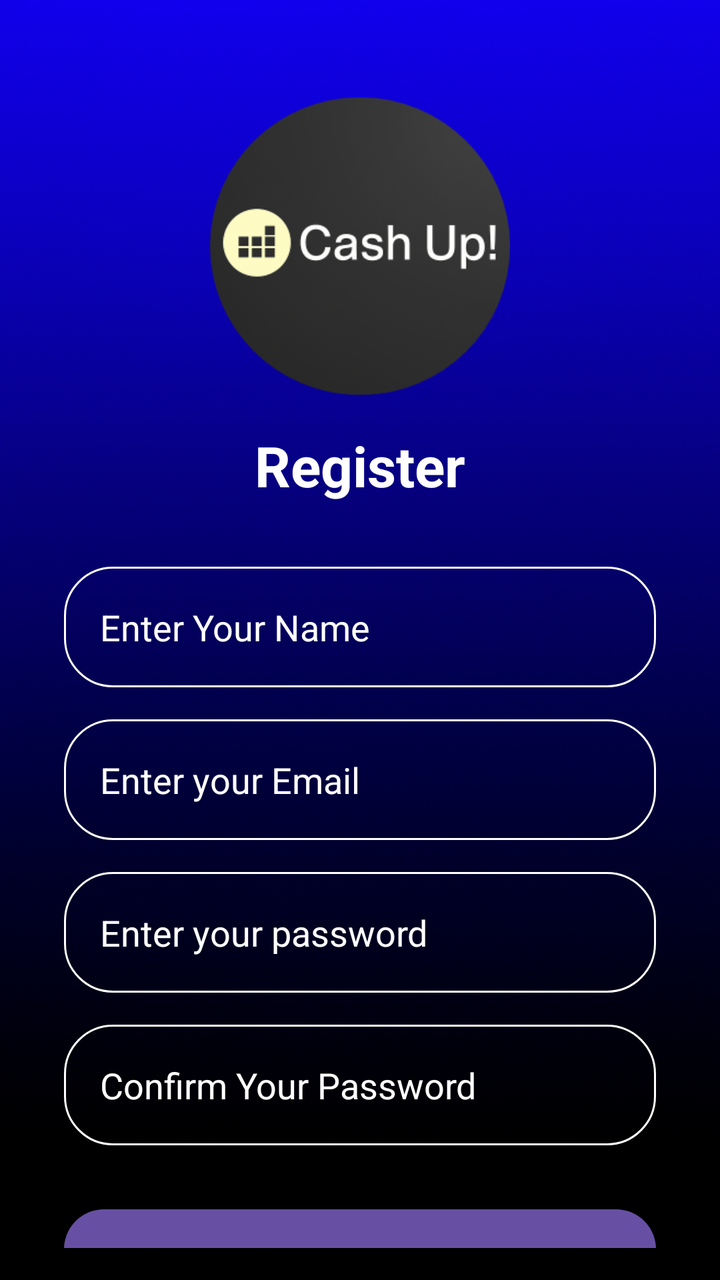
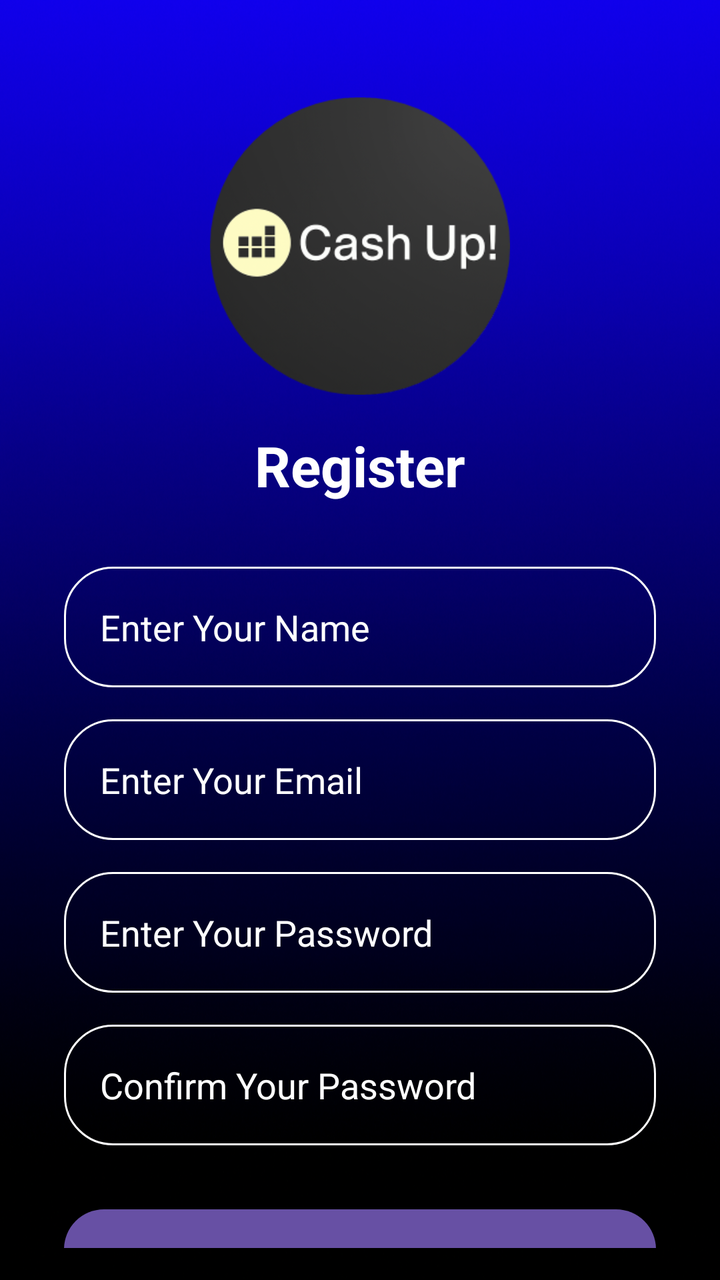

An Android layout rendered at two revisions. The XML below is the earlier revision; the diff shows what the commit changed to produce the second picture.
<!-- AndroidManifest.xml: application theme Theme.CashUp -->
<!-- res/layout/activity_register.xml -->
<?xml version="1.0" encoding="utf-8"?>
<androidx.constraintlayout.widget.ConstraintLayout xmlns:android="http://schemas.android.com/apk/res/android"
    xmlns:app="http://schemas.android.com/apk/res-auto"
    xmlns:tools="http://schemas.android.com/tools"
    android:layout_width="match_parent"
    android:layout_height="match_parent"
    android:background="@drawable/background"
    android:padding="16dp">

    
    <ImageView
        android:id="@+id/imageView3"
        android:layout_width="150dp"
        android:layout_height="150dp"
        android:layout_marginTop="32dp"
        app:layout_constraintEnd_toEndOf="parent"
        app:layout_constraintStart_toStartOf="parent"
        app:layout_constraintTop_toTopOf="parent"
        app:srcCompat="@drawable/logo" />

    
    <TextView
        android:id="@+id/textView"
        android:layout_width="wrap_content"
        android:layout_height="wrap_content"
        android:layout_marginTop="16dp"
        android:text="Register"
        android:textColor="@color/white"
        android:textSize="28sp"
        android:textStyle="bold"
        app:layout_constraintEnd_toEndOf="parent"
        app:layout_constraintStart_toStartOf="parent"
        app:layout_constraintTop_toBottomOf="@+id/imageView3" />

    
    <EditText
        android:id="@+id/name_input"
        android:layout_width="0dp"
        android:layout_height="wrap_content"
        android:layout_marginStart="16dp"
        android:layout_marginTop="32dp"
        android:layout_marginEnd="16dp"
        android:background="@drawable/rounded_corner"
        android:ems="10"
        android:hint="Enter Your Name"
        android:inputType="textPersonName"
        android:padding="18dp"
        android:textColor="@color/white"
        android:textColorHint="@color/white"
        android:textSize="18sp"
        app:layout_constraintEnd_toEndOf="parent"
        app:layout_constraintStart_toStartOf="parent"
        app:layout_constraintTop_toBottomOf="@id/textView" />

    
    <EditText
        android:id="@+id/email_input"
        android:layout_width="0dp"
        android:layout_height="wrap_content"
        android:layout_marginStart="16dp"
        android:layout_marginTop="16dp"
        android:layout_marginEnd="16dp"
        android:background="@drawable/rounded_corner"
        android:ems="10"
        android:hint="Enter your Email"
        android:inputType="textEmailAddress"
        android:padding="18dp"
        android:textColor="@color/white"
        android:textColorHint="@color/white"
        android:textSize="18sp"
        app:layout_constraintEnd_toEndOf="parent"
        app:layout_constraintStart_toStartOf="parent"
        app:layout_constraintTop_toBottomOf="@id/name_input" />

    
    <EditText
        android:id="@+id/password_input"
        android:layout_width="0dp"
        android:layout_height="wrap_content"
        android:layout_marginStart="16dp"
        android:layout_marginTop="16dp"
        android:layout_marginEnd="16dp"
        android:background="@drawable/rounded_corner"
        android:ems="10"
        android:hint="Enter your password"
        android:inputType="textPassword"
        android:padding="18dp"
        android:textColor="@color/white"
        android:textColorHint="@color/white"
        android:textSize="18sp"
        app:layout_constraintEnd_toEndOf="parent"
        app:layout_constraintStart_toStartOf="parent"
        app:layout_constraintTop_toBottomOf="@id/email_input" />


    
    <EditText
        android:id="@+id/confirm_password_input"
        android:layout_width="0dp"
        android:layout_height="wrap_content"
        android:layout_marginStart="16dp"
        android:layout_marginTop="16dp"
        android:layout_marginEnd="16dp"
        android:background="@drawable/rounded_corner"
        android:ems="10"
        android:hint="Confirm Your Password"
        android:inputType="textPassword"
        android:padding="18dp"
        android:textColor="@color/white"
        android:textColorHint="@color/white"
        android:textSize="18sp"
        app:layout_constraintEnd_toEndOf="parent"
        app:layout_constraintStart_toStartOf="parent"
        app:layout_constraintTop_toBottomOf="@id/password_input" />


    
    <Button
        android:id="@+id/register_button"
        android:layout_width="0dp"
        android:layout_height="wrap_content"
        android:layout_marginStart="16dp"
        android:layout_marginTop="32dp"
        android:layout_marginEnd="16dp"
        android:background="@drawable/rounded_button_blue"
        android:padding="18dp"
        android:text="Register"
        android:textColor="@color/white"
        android:textSize="18sp"
        app:layout_constraintEnd_toEndOf="parent"
        app:layout_constraintStart_toStartOf="parent"
        app:layout_constraintTop_toBottomOf="@+id/confirm_password_input" />


</androidx.constraintlayout.widget.ConstraintLayout>
<!-- resources referenced by this layout -->
<resources>
  <color name="white">#FFFFFFFF</color>
  <!-- drawable background: png bitmap (drawable, 768113 bytes) -->
  <!-- drawable logo: png bitmap (drawable, 45128 bytes) -->
  <!-- drawable rounded_button_blue (drawable) -->
  <?xml version="1.0" encoding="utf-8"?>
  <shape xmlns:android="http://schemas.android.com/apk/res/android"
      android:shape="rectangle">
      <solid android:color="#2196F3" /> 
      <corners android:radius="20dp" />
  </shape>
  <!-- drawable rounded_corner (drawable) -->
  <?xml version="1.0" encoding="utf-8"?>
  <shape xmlns:android="http://schemas.android.com/apk/res/android"
      android:shape="rectangle"
      >
  <corners
          android:radius="24dp"/>
      <stroke
          android:width="1dp"
              android:color="@color/white" />
  </shape>
  <style name="Theme.CashUp" parent="Base.Theme.CashUp" />
  <style name="Base.Theme.CashUp" parent="Theme.Material3.DayNight.NoActionBar">
          
          
      </style>
</resources>

<!-- the commit's change to res/layout/activity_register.xml (unified diff, before → after) -->
@@ -34,7 +34,7 @@
 
     
     <EditText
-        android:id="@+id/name_input"
+        android:id="@+id/streaknum"
         android:layout_width="0dp"
         android:layout_height="wrap_content"
         android:layout_marginStart="16dp"
@@ -62,7 +62,7 @@
         android:layout_marginEnd="16dp"
         android:background="@drawable/rounded_corner"
         android:ems="10"
-        android:hint="Enter your Email"
+        android:hint="Enter Your Email"
         android:inputType="textEmailAddress"
         android:padding="18dp"
         android:textColor="@color/white"
@@ -70,7 +70,7 @@
         android:textSize="18sp"
         app:layout_constraintEnd_toEndOf="parent"
         app:layout_constraintStart_toStartOf="parent"
-        app:layout_constraintTop_toBottomOf="@id/name_input" />
+        app:layout_constraintTop_toBottomOf="@id/streaknum" />
 
     
     <EditText
@@ -82,7 +82,7 @@
         android:layout_marginEnd="16dp"
         android:background="@drawable/rounded_corner"
         android:ems="10"
-        android:hint="Enter your password"
+        android:hint="Enter Your Password"
         android:inputType="textPassword"
         android:padding="18dp"
         android:textColor="@color/white"
